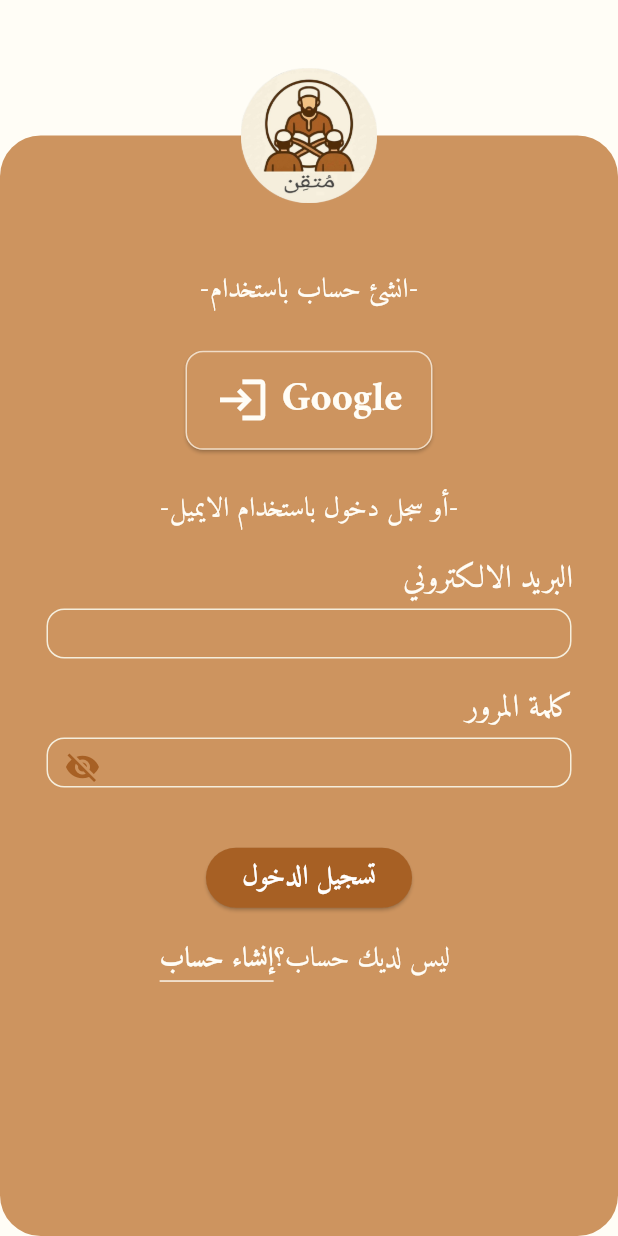
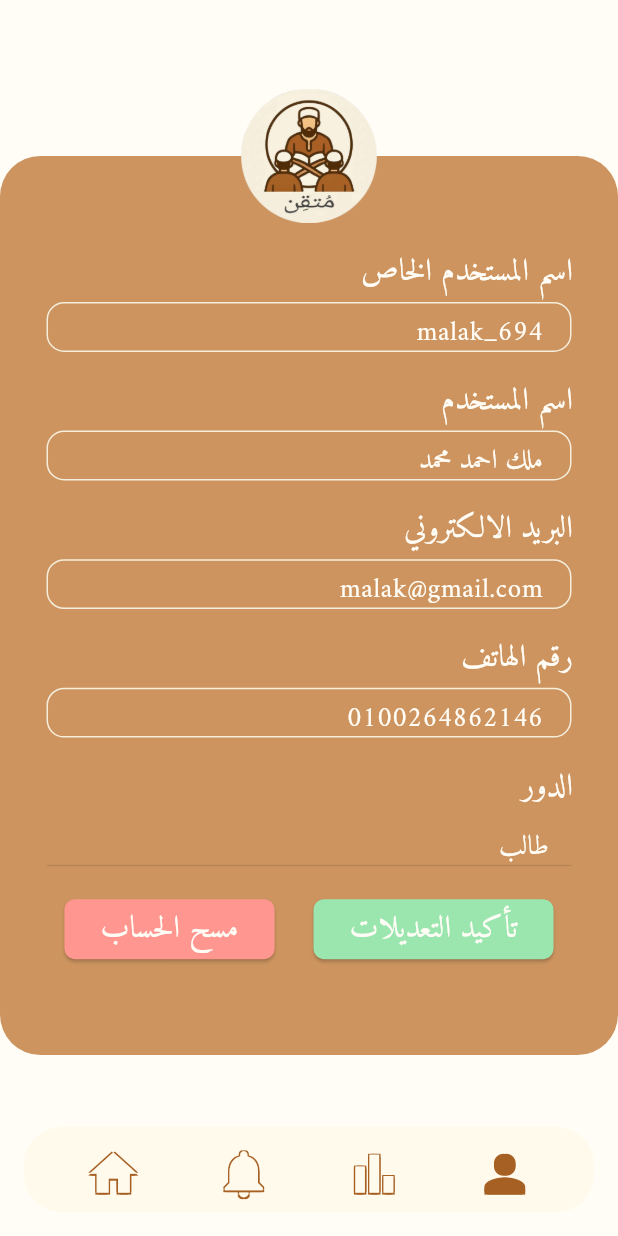
Before and after one commit to Malak-694/mutqin, a Flutter app: the screen it shows after launch, on a phone screen of 412 x 824 dp. Run offline on Flutter 3.47's test engine with Material 3 defaults, Android fonts, the phone set to English and light mode, and no system bars; our stand-ins replace equatable, flutter_bloc, flutter_screenutil.

Commit message:
profile and navbar

```diff
--- /dev/null
+++ b/lib/core/constants/api_endpoints.dart
@@ -0,0 +1,66 @@
+class ApiEndpoints {
+  // Base
+  static const String baseUrl = "http://localhost:8080/api";
+
+  // ---------------------------
+  // 🔹 AUTHENTICATION
+  // ---------------------------
+  static const String login = "/auth/login";
+  static const String signup = "/auth/signup";
+  static const String googleLogin = "/auth/google/login";
+  static const String googleSignup = "/auth/google/signup";
+
+  // ---------------------------
+  // 🔹 STUDENT FEATURES
+  // ---------------------------
+  static const String bookSession = "/students/sessions/book";
+  static const String attendSession = "/students/sessions/attend";
+  static const String listSessions = "/students/sessions";
+  static const String updateProfile = "/students/profile";
+  static const String deleteProfile = "/students/profile";
+  static String getProfile(String username) => "/students/profile/$username";
+  static const String searchUsers = "/students/search";
+  static const String progress = "/students/progress";
+  static const String progressAll = "/students/progress/all";
+  static const String cancelSession = "/students/sessions/cancel";
+
+  // ---------------------------
+  // 🔹 SHEIKH FEATURES
+  // ---------------------------
+  static const String createSession = "/sheikhs/sessions";
+  static String getSession(String sessionId) => "/sheikhs/sessions/$sessionId";
+  static String getSheikhStudents(String sheikhId) => "/sheikhs/students/$sheikhId";
+  static const String assignBadge = "/sheikhs/badges/assign";
+  static String getBadge(String badgeId) => "/sheikhs/badges/$badgeId";
+  static const String listBadges = "/sheikhs/badges";
+  static const String createBadge = "/sheikhs/badges";
+  static String listSheikhSessions(String sheikhId) => "/sheikhs/sessions/$sheikhId";
+  static String studentProgress(String studentId) => "/sheikhs/students/$studentId/progress";
+  static const String sendReport = "/sheikhs/reports";
+  static String assignPoints(String studentId) => "/sheikhs/students/$studentId/points";
+  static String updatePoints(String studentId) => "/sheikhs/students/$studentId/points";
+  static String recordPages(String studentId) => "/sheikhs/students/$studentId/pages";
+
+  // ---------------------------
+  // 🔹 ADMIN FEATURES
+  // ---------------------------
+  static String adminGetProfile(String userId) => "/admin/profiles/$userId";
+  static const String adminStudents = "/admin/students";
+  static const String adminSheikhs = "/admin/sheikhs";
+  static const String adminParents = "/admin/parents";
+
+  // ---------------------------
+  // 🔹 PARENT FEATURES
+  // ---------------------------
+  static const String parentReports = "/parents/reports";
+  static String parentReport(String reportId) => "/parents/reports/$reportId";
+  static const String pairStudent = "/parents/students/pair";
+
+  // ---------------------------
+  // 🔹 AUTOMATIC FEATURES
+  // ---------------------------
+  static const String autoReports = "/auto/reports";
+  static const String autoNotifications = "/auto/notifications";
+  static String autoBadge(String badgeId) => "/auto/badges/$badgeId";
+  static const String autoGetNotifications = "/auto/notifications";
+}
--- a/lib/core/constants/colors.dart
+++ b/lib/core/constants/colors.dart
@@ -6,4 +6,5 @@ class AppColors {
   static const primery = Color(0xFFA76024);
   static const darkprimery = Color(0xFF5A340D);
   static const secondary = Color(0xFFF5EEDC);
+  static const lightsecondary = Color(0xFFFFFAEB);
 }
--- a/lib/core/constants/string.dart
+++ b/lib/core/constants/string.dart
@@ -5,7 +5,7 @@ class AppStrings {
   static const registerGoogle = '-انشئ حساب باستخدام-';
   static const registerButton = 'إنشاء حساب';
   static const loginEmail = '-أو سجل دخول باستخدام الايميل-';
-  static const loginGoogle =  '-تسجيل الدخول باستخدام-';
+  static const loginGoogle = '-تسجيل الدخول باستخدام-';
   static const loginButton = 'تسجيل الدخول';
   static const email = 'البريد الالكتروني';
   static const phone = 'رقم الهاتف';
@@ -13,4 +13,9 @@ class AppStrings {
   static const confirmPassword = 'تأكيد كلمة المرور';
   static const alreadyHaveAccount = 'هل لديك حساب؟ ';
   static const dontHaveAccount = 'ليس لديك حساب؟ ';
+  static const name = "اسم المستخدم";
+  static const username = "اسم المستخدم الخاص";
+  static const role = "الدور";
+  static const confirmChange = "تأكيد التعديلات";
+  static const removeProfile = "مسح الحساب";
 }
--- a/lib/core/constants/text.dart
+++ b/lib/core/constants/text.dart
@@ -14,7 +14,7 @@ class AppTextStyles {
   static TextStyle get headline2 => TextStyle(
     fontSize: 24.sp,
     fontWeight: FontWeight.w600,
-    color: Colors.black,
+    color: AppColors.darkprimery,
     fontFamily: 'Amiri',
   );
 
@@ -28,7 +28,7 @@ class AppTextStyles {
   static TextStyle get body2 => TextStyle(
     fontSize: 14.sp,
     fontWeight: FontWeight.normal,
-    color: Colors.black54,
+    color: AppColors.darkprimery,
     fontFamily: 'Amiri',
   );
 
--- a/lib/core/router/app_router.dart
+++ b/lib/core/router/app_router.dart
@@ -5,6 +5,7 @@ import 'package:mutqin/core/router/route_names.dart';
 import 'package:mutqin/features/auth/logic/cubit/auth_cubit.dart';
 import 'package:mutqin/features/auth/ui/screens/login_screen.dart';
 import 'package:mutqin/features/auth/ui/screens/signup_screen.dart';
+import 'package:mutqin/features/profile/ui/profile.dart';
 
 class AppRouter {
   static Route<dynamic> generateRoute(RouteSettings settings) {
@@ -21,7 +22,10 @@ class AppRouter {
           builder: (_) =>
               BlocProvider(create: (_) => AuthCubit(), child: SignUpScreen()),
         );
-
+      case RouteNames.profile:
+        return MaterialPageRoute(builder: (_)=> ProfileScreen());
+        case RouteNames.norification:
+        return MaterialPageRoute(builder: (_)=> ProfileScreen());
       default:
         return MaterialPageRoute(
           builder: (_) => const Scaffold(
--- a/lib/core/router/route_names.dart
+++ b/lib/core/router/route_names.dart
@@ -1,4 +1,6 @@
 class RouteNames {
   static const login = 'login';
   static const register = 'register';
+  static const profile = 'profile';
+  static const norification = 'norification';
 }
--- /dev/null
+++ b/lib/core/widgets/floating_nav.dart
@@ -0,0 +1,103 @@
+import 'package:flutter/material.dart';
+import 'package:flutter_screenutil/flutter_screenutil.dart';
+import 'package:mutqin/core/constants/colors.dart';
+import 'package:mutqin/core/router/route_names.dart';
+
+class FloatingNavBar extends StatelessWidget {
+  final String userRole;
+  final int selectedIndex;
+
+  const FloatingNavBar({
+    super.key,
+    required this.userRole,
+    required this.selectedIndex,
+  });
+
+  // Define role-based nav items (icons + routes)
+  Map<String, List<Map<String, dynamic>>> get roleNavItems => {
+
+    "student": [
+      {"icon": Icons.home, "route": RouteNames.login},
+      {"icon": Icons.notifications, "route": RouteNames.norification},
+      {"icon": Icons.bar_chart, "route": RouteNames.login},
+      {"icon": Icons.person, "route": RouteNames.profile},
+    ],
+    "teacher": [
+      {"icon": Icons.home, "route": RouteNames.login},
+      {"icon": Icons.notifications, "route": RouteNames.login},
+      {"icon": Icons.school, "route": RouteNames.login},
+      {"icon": Icons.person, "route": RouteNames.login},
+    ],
+    "admin": [
+      {"icon": Icons.home, "route": RouteNames.login},
+      {"icon": Icons.notifications, "route": RouteNames.login},
+      {"icon": Icons.person, "route": RouteNames.login},
+    ],
+  };
+
+  @override
+  Widget build(BuildContext context) {
+    final navItems = roleNavItems[userRole] ?? roleNavItems["student"]!;
+
+    return Padding(
+      padding: const EdgeInsets.all(16.0),
+
+      child: Container(
+        height: 63.h,
+        width: 380.w,
+        child: ClipRRect(
+          borderRadius: BorderRadius.circular(28.r),
+
+          child: BottomAppBar(
+            color: AppColors.lightsecondary,
+            child: Row(
+              mainAxisAlignment: MainAxisAlignment.spaceAround,
+              crossAxisAlignment: CrossAxisAlignment.center,
+              children: List.generate(navItems.length, (index) {
+                final item = navItems[index];
+                return IconButton(
+                  padding: EdgeInsets.zero,
+                  icon: Icon(
+                    item["icon"],
+                    color: selectedIndex == index
+                        ? AppColors.primery
+                        : AppColors.lightsecondary,
+                    shadows: [
+                      Shadow(
+                        blurRadius: 0,
+                        color: AppColors.primery,
+                        offset: Offset(1, 1),
+                      ),
+                      Shadow(
+                        blurRadius: 0,
+                        color: AppColors.primery,
+                        offset: Offset(-1, 1),
+                      ),
+                      Shadow(
+                        blurRadius: 0,
+                        color: AppColors.primery,
+                        offset: Offset(1, -1),
+                      ),
+                      Shadow(
+                        blurRadius: 0,
+                        color: AppColors.primery,
+                        offset: Offset(-1, -1),
+                      ),
+                    ],
+                    size: 42.r,
+                  ),
+                  onPressed: () {
+                    if (ModalRoute.of(context)?.settings.name !=
+                        item["route"]) {
+                      Navigator.pushNamed(context, item["route"]);
+                    }
+                  },
+                );
+              }),
+            ),
+          ),
+        ),
+      ),
+    );
+  }
+}
--- a/lib/features/auth/ui/screens/login_screen.dart
+++ b/lib/features/auth/ui/screens/login_screen.dart
@@ -106,7 +106,7 @@ class _LoginScreenState extends State<LoginScreen> {
                         SizedBox(height: 80.h),
 
                         Text(
-                          AppStrings.registerGoogle,
+                          AppStrings.loginGoogle,
                           style: AppTextStyles.body1,
                         ),
                         SizedBox(height: 30.h),
@@ -146,7 +146,7 @@ class _LoginScreenState extends State<LoginScreen> {
                               onTap: () {
                                 Navigator.pushReplacementNamed(
                                   context,
-                                  RouteNames.login,
+                                  RouteNames.register,
                                 );
                               },
                               child: Text(
--- a/lib/features/auth/ui/widgets/text_field.dart
+++ b/lib/features/auth/ui/widgets/text_field.dart
@@ -8,6 +8,8 @@ class CustomTextField extends StatefulWidget {
   final String label;
   final bool isPassword;
   final String? Function(String?)? validator;
+  final bool editable;
+  final String? value;
 
   const CustomTextField({
     super.key,
@@ -15,6 +17,8 @@ class CustomTextField extends StatefulWidget {
     required this.label,
     this.isPassword = false,
     this.validator,
+    this.editable = true,
+    this.value,
   });
 
   @override
@@ -23,6 +27,14 @@ class CustomTextField extends StatefulWidget {
 
 class _CustomTextFieldState extends State<CustomTextField> {
   bool _obscureText = true; // default hide password
+  @override
+  void initState() {
+    super.initState();
+    // If value is passed and controller is empty, set it as default text
+    if (widget.value != null && widget.controller.text.isEmpty) {
+      widget.controller.text = widget.value!;
+    }
+  }
 
   @override
   Widget build(BuildContext context) {
@@ -37,10 +49,18 @@ class _CustomTextFieldState extends State<CustomTextField> {
           height: 37.h,
           width: 350.w,
           child: TextFormField(
+            enabled: widget.editable,
+
             controller: widget.controller,
             obscureText: widget.isPassword ? _obscureText : false,
             textAlign: TextAlign.end,
+            style: AppTextStyles.body1,
             decoration: InputDecoration(
+              isDense: true, // reduces default vertical padding
+              contentPadding: EdgeInsets.symmetric(
+                vertical: 8.h,
+                horizontal: 12.w,
+              ),
               prefixIcon: widget.isPassword
                   ? IconButton(
                       icon: Icon(
--- /dev/null
+++ b/lib/features/notification/ui/notification_screen.dart
@@ -0,0 +1,8 @@
+import 'package:flutter/material.dart';
+
+class NotificationScreen extends StatelessWidget {
+  @override
+  Widget build(BuildContext context) {
+    return Center(child: Text("notification page"));
+  }
+}
--- /dev/null
+++ b/lib/features/profile/ui/profile.dart
@@ -0,0 +1,169 @@
+import 'package:flutter/material.dart';
+import 'package:flutter_screenutil/flutter_screenutil.dart';
+import 'package:mutqin/core/constants/colors.dart';
+import 'package:mutqin/features/profile/ui/widgets/end_button.dart';
+
+import '../../../core/constants/app_assets.dart';
+import '../../../core/constants/string.dart';
+import '../../../core/constants/text.dart';
+import '../../../core/router/route_names.dart';
+import '../../../core/utils/validator.dart';
+import '../../../core/widgets/floating_nav.dart';
+import '../../auth/ui/widgets/text_field.dart';
+
+class ProfileScreen extends StatelessWidget {
+  const ProfileScreen({super.key});
+
+  @override
+  Widget build(BuildContext context) {
+    final _formKey = GlobalKey<FormState>(); // Add form key
+    TextEditingController emailController = TextEditingController();
+    TextEditingController phoneController = TextEditingController();
+    TextEditingController nameController = TextEditingController();
+    TextEditingController usernameController = TextEditingController();
+
+    return Scaffold(
+      backgroundColor: AppColors.background,
+      body: Center(
+        child: SingleChildScrollView(
+          padding: EdgeInsets.only(top: 80.h),
+          child: Form(
+            // Wrap with Form widget
+            key: _formKey,
+            child: Container(
+              padding: EdgeInsets.symmetric(vertical: 20.h),
+              constraints: BoxConstraints(
+                minHeight:
+                    MediaQuery.of(context).size.height -
+                    250.h, // Minimum height
+              ),
+              width: MediaQuery.of(context).size.width,
+              decoration: BoxDecoration(
+                color: AppColors.lightprimery,
+                borderRadius: BorderRadius.circular(30.r),
+              ),
+              child: Stack(
+                alignment: Alignment.topCenter,
+                clipBehavior: Clip.none,
+                children: [
+                  Positioned(
+                    left: 0,
+                    right: 0,
+                    top: -70.h,
+                    child: Image.asset(
+                      AppAssets.logo,
+                      width: 100.w,
+                      height: 100.h,
+                    ),
+                  ),
+                  Padding(
+                    padding: EdgeInsets.only(left: 30.w, right: 30.w),
+                    child: Column(
+                      children: [
+                        SizedBox(height: 50.h),
+
+                        CustomTextField(
+                          controller: usernameController,
+                          label: AppStrings.username,
+
+                          value: "malak_694",
+                        ),
+                        SizedBox(height: 20.h),
+
+                        CustomTextField(
+                          controller: nameController,
+                          label: AppStrings.name,
+                          value: "ملك احمد محمد",
+                        ),
+                        SizedBox(height: 20.h),
+                        CustomTextField(
+                          controller: emailController,
+                          label: AppStrings.email,
+
+                          validator: Validators.validateEmail,
+                          value: "malak@gmail.com",
+                        ),
+                        SizedBox(height: 20.h),
+                        CustomTextField(
+                          controller: phoneController,
+                          label: AppStrings.phone,
+                          validator: Validators.validatePhone,
+                          value: "0100264862146",
+                        ),
+                        SizedBox(height: 20.h),
+                        CustomTextField(
+                          controller: TextEditingController(),
+                          label: AppStrings.role,
+                          editable: false,
+                          value: "طالب",
+                        ),
+                        SizedBox(height: 20.h),
+                        Row(
+                          mainAxisAlignment: MainAxisAlignment.spaceAround,
+                          children: [
+                            EndButton(
+                              text: AppStrings.removeProfile,
+                              color: const Color.fromARGB(255, 255, 151, 144),
+                              onPressed: () {
+                                showDialog(
+                                  context: context,
+                                  builder: (context) => AlertDialog(
+                                    backgroundColor: AppColors.secondary,
+
+                                    content: Text(
+                                      "هل انت متأكد من مسح الحساب ",
+                                      textAlign: TextAlign.center,
+                                      style: AppTextStyles.body2,
+                                    ),
+                                    actions: [
+                                      Row(
+                                        mainAxisAlignment:
+                                            MainAxisAlignment.spaceAround,
+                                        children: [
+                                          TextButton(
+                                            onPressed: () =>
+                                                Navigator.of(context).pop(),
+                                            child: Text(
+                                              "لا",
+                                              style: AppTextStyles.body2,
+                                            ),
+                                          ),
+                                          TextButton(
+                                            onPressed: () {
+                                              Navigator.of(context).pop();
+                                            },
+                                            child: Text(
+                                              "نعم",
+                                              style: AppTextStyles.body2,
+                                            ),
+                                          ),
+                                        ],
+                                      ),
+                                    ],
+                                  ),
+                                );
+                              },
+                            ),
+                            EndButton(
+                              color: const Color.fromARGB(255, 155, 229, 175),
+                              onPressed: () {},
+                              text: AppStrings.confirmChange,
+                            ),
+                          ],
+                        ),
+                      ],
+                    ),
+                  ),
+                ],
+              ),
+            ),
+          ),
+        ),
+      ),
+      bottomNavigationBar: FloatingNavBar(
+        userRole: "student", // Example role
+        selectedIndex: 3, // Profile index
+      ),
+    );
+  }
+}
--- /dev/null
+++ b/lib/features/profile/ui/widgets/end_button.dart
@@ -0,0 +1,23 @@
+import 'package:flutter/material.dart';
+import 'package:flutter_screenutil/flutter_screenutil.dart';
+
+import '../../../../core/constants/text.dart';
+
+class EndButton extends StatelessWidget {
+  final Color color;
+  final VoidCallback onPressed;
+  final String text;
+  const EndButton({super.key, required this.color, required this.onPressed, required this.text});
+
+  @override
+  Widget build(BuildContext context) {
+    return ElevatedButton(
+      style: ElevatedButton.styleFrom(
+        backgroundColor: color,
+        shape: RoundedRectangleBorder(borderRadius: BorderRadius.circular(8.r)),
+      ),
+      onPressed: onPressed,
+      child: Text(text, style: AppTextStyles.headline1),
+    );
+  }
+}
--- a/lib/main.dart
+++ b/lib/main.dart
@@ -13,13 +13,13 @@ class MutqinApp extends StatelessWidget {
   @override
   Widget build(BuildContext context) {
     return ScreenUtilInit(
-      designSize: const Size(412, 912), // iPhone X size (adjust as needed)
+      designSize: const Size(412, 917), // iPhone X size (adjust as needed)
       minTextAdapt: true,
       splitScreenMode: true,
       builder: (context, child) {
         return MaterialApp(
           title: 'Mutqin',
-          initialRoute: RouteNames.login,
+          initialRoute: RouteNames.profile,
           onGenerateRoute: AppRouter.generateRoute,
         );
       },
```
